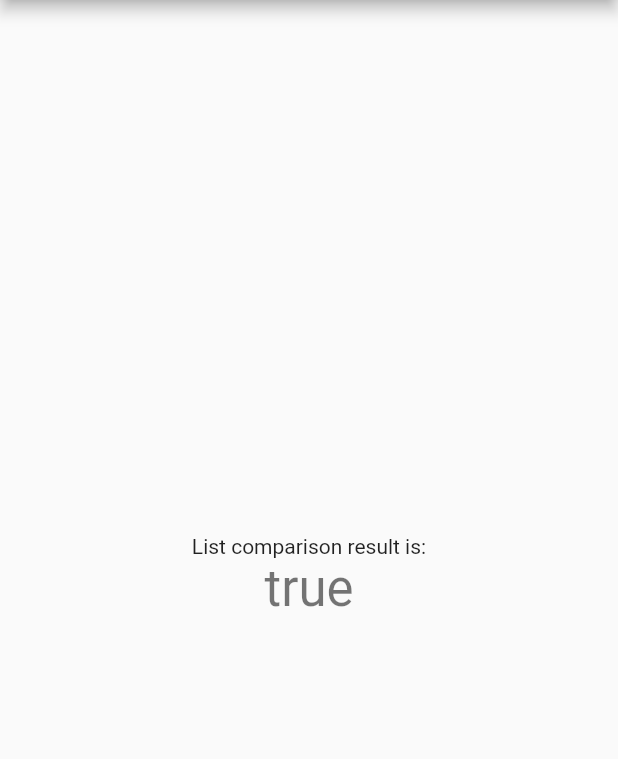
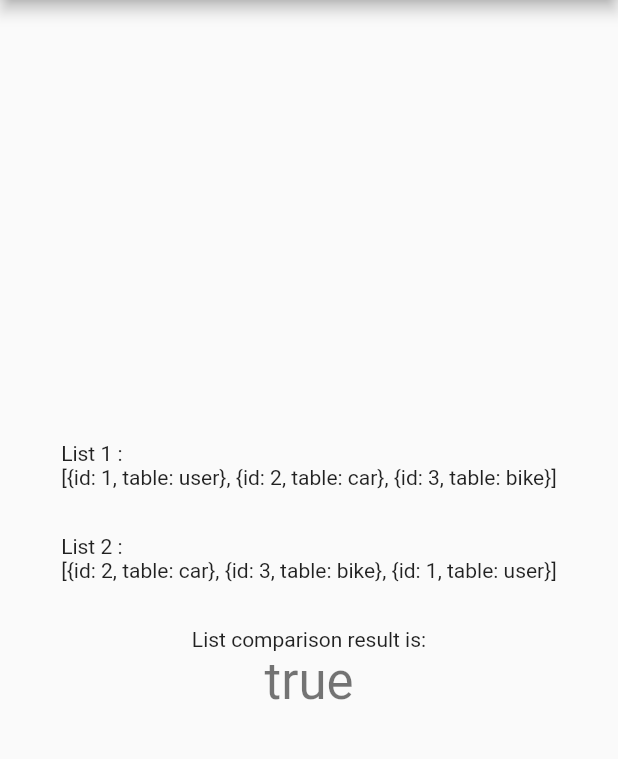
Before and after one commit to kevin76g/dart_list_compare, a Flutter app: the screen it shows after launch, on a phone screen of 412 x 824 dp, the part 84-843 px from its top. Run offline on Flutter 3.47's test engine with Material 2 defaults, Android fonts, the phone set to English and light mode, and no system bars.

Commit message:
リファクタリング

```diff
--- a/lib/main.dart
+++ b/lib/main.dart
@@ -1,4 +1,3 @@
-import 'package:flutter/foundation.dart';
 import 'package:flutter/material.dart';
 import 'package:collection/collection.dart';
 
@@ -31,36 +30,30 @@ class MyHomePage extends StatefulWidget {
   State<MyHomePage> createState() => _MyHomePageState();
 }
 
-class _MyHomePageState extends State<MyHomePage> {
-  bool listCompare() {
+//リストの値を変化させて何度か試してみてください
+const List listMap1 = [
+  {'id': 1, 'table': 'user'},
+  {'id': 2, 'table': 'car'},
+  {'id': 3, 'table': 'bike'}
+];
+const List listMap2 = [
+  {'id': 2, 'table': 'car'},
+  {'id': 3, 'table': 'bike'},
+  {'id': 1, 'table': 'user'}
+];
+
+bool listCompare(List list1, List list2) {
   bool _isListEqual;
 
-    //リストの値を変化させて何度か試してみてください
-    List listMap1 = [
-      {'a': 1, 'b': 1},
-      {'a': 2, 'b': 2},
-      {'a': 3, 'b': 3}
-    ];
-    List listMap2 = [
-      {'a': 3, 'b': 3},
-      {'a': 2, 'b': 2},
-      {'a': 1, 'b': 1}
-    ];
-
   Function unOrdDeepEq = const DeepCollectionEquality.unordered().equals;
-    _isListEqual = unOrdDeepEq(listMap1, listMap2);
-
-    if (kDebugMode) {
-      print(_isListEqual);
-    } //=>true
+  _isListEqual = unOrdDeepEq(list1, list2);
 
   return _isListEqual;
 }
 
+class _MyHomePageState extends State<MyHomePage> {
   @override
   Widget build(BuildContext context) {
-    var _isListEqual = listCompare();
-
     return Scaffold(
       appBar: AppBar(
         title: Text(widget.title),
@@ -69,23 +62,28 @@ class _MyHomePageState extends State<MyHomePage> {
         child: Column(
           mainAxisAlignment: MainAxisAlignment.center,
           children: <Widget>[
+            Text(
+              'List 1 :\n' + listMap1.toString(),
+            ),
+            const SizedBox(
+              height: 30.0,
+            ),
+            Text(
+              'List 2 :\n' + listMap2.toString(),
+            ),
+            const SizedBox(
+              height: 30.0,
+            ),
             const Text(
               'List comparison result is:',
             ),
             Text(
-              _isListEqual.toString(),
+              listCompare(listMap1, listMap2).toString(),
               style: Theme.of(context).textTheme.headline4,
             ),
           ],
         ),
       ),
-      // floatingActionButton: FloatingActionButton(
-      //   onPressed: () {
-      //     _isListEqual = listCompare();
-      //   },
-      //   tooltip: 'Increment',
-      //   child: const Icon(Icons.add),
-      // ), // This trailing comma makes auto-formatting nicer for build methods.
     );
   }
 }
```
Also changed, not shown: pubspec.lock. Lines whose indentation alone changed are shown as unchanged.
